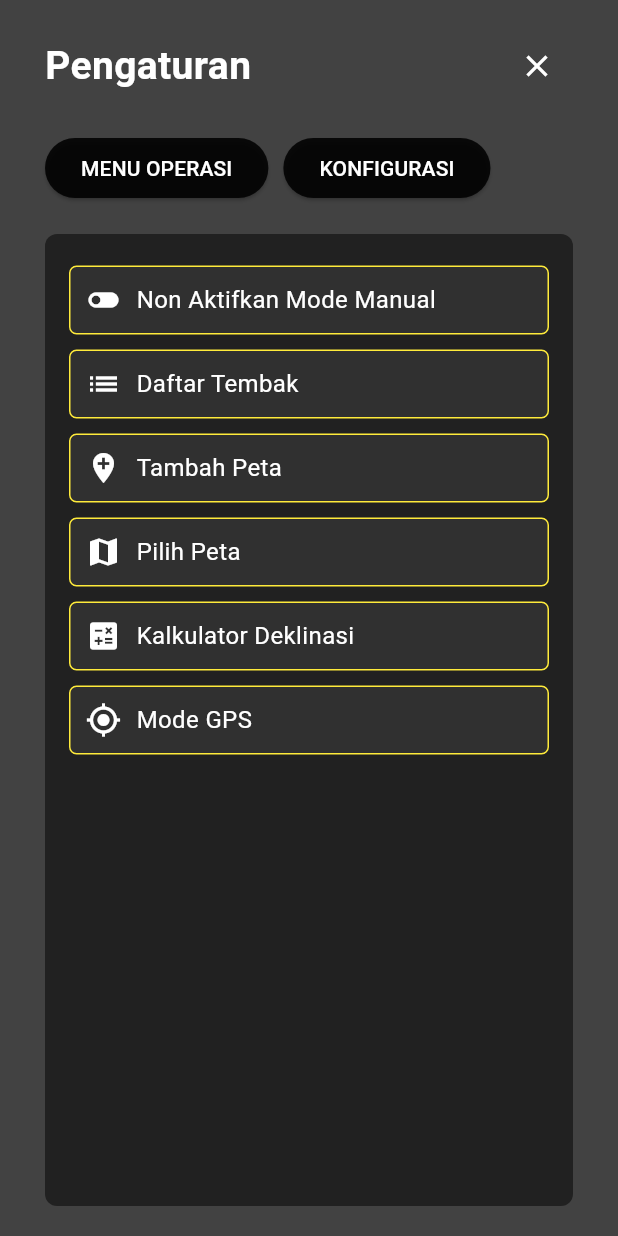
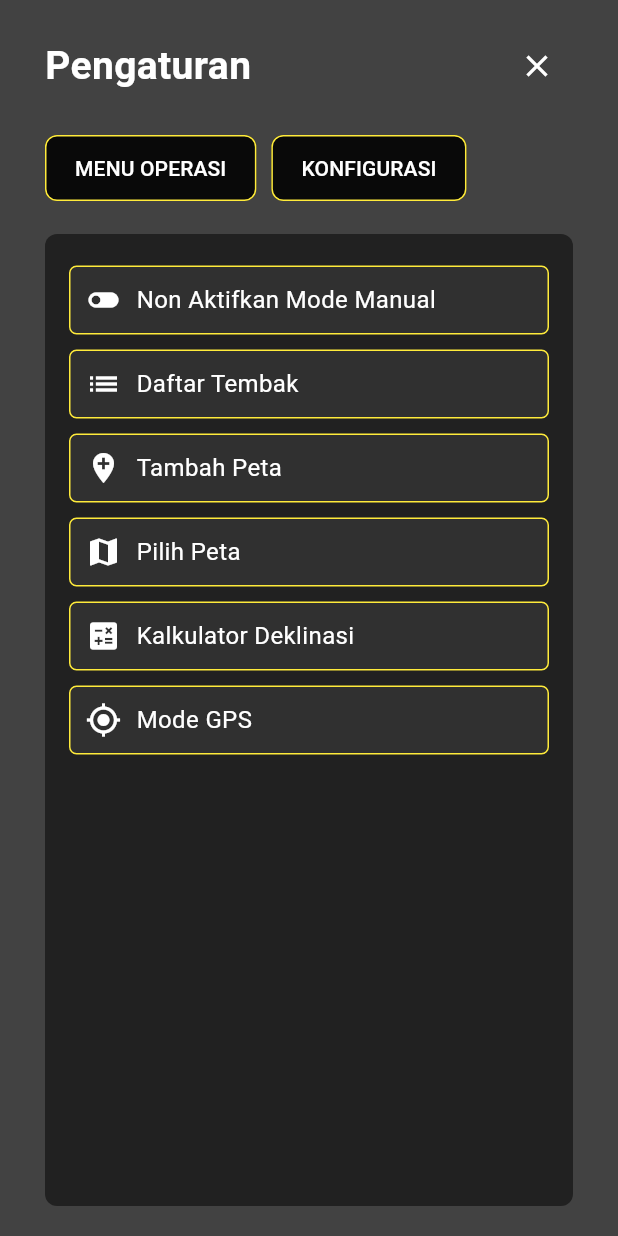
Before and after one commit to freddykrstnptr/mortir_pindad, a Flutter app: the SettingsPage screen opened directly, on a phone screen of 412 x 824 dp. Run offline on Flutter 3.47's test engine with Material 3 defaults, Android fonts, the phone set to English and light mode, and no system bars; our stand-ins replace flutter_feather_icons, google_maps_flutter.

Commit message:
benerin tombol keluar/logout by freddy

```diff
--- a/lib/jaupan/setting.dart
+++ b/lib/jaupan/setting.dart
@@ -1,4 +1,5 @@
 import 'package:flutter/material.dart';
+import 'package:mortir_pindad/main.dart'; // import main.dart agar bisa diakses
 
 class SettingsPage extends StatefulWidget {
   const SettingsPage({super.key});
@@ -25,6 +26,7 @@ class _SettingsPageState extends State<SettingsPage> {
           child: Column(
             crossAxisAlignment: CrossAxisAlignment.start,
             children: [
+              // 🔹 Header
               Row(
                 mainAxisAlignment: MainAxisAlignment.spaceBetween,
                 children: [
@@ -43,12 +45,22 @@ class _SettingsPageState extends State<SettingsPage> {
                 ],
               ),
               const SizedBox(height: 20),
+
+              // 🔹 Tombol MENU OPERASI & KONFIGURASI (Kotak dengan Border Kuning)
               Row(
                 children: [
-                  ElevatedButton(
-                    style: ElevatedButton.styleFrom(
-                        backgroundColor: const Color(0xDD000000),
-                        foregroundColor: Colors.white),
+                  OutlinedButton(
+                    style: OutlinedButton.styleFrom(
+                      backgroundColor: const Color(0xDD000000),
+                      foregroundColor: Colors.white,
+                      padding:
+                          EdgeInsets.symmetric(horizontal: 20, vertical: 12),
+                      shape: RoundedRectangleBorder(
+                        borderRadius: BorderRadius.circular(8),
+                      ),
+                      side: const BorderSide(
+                          color: Color(0xFFFFEB3B), width: 1), // Border Kuning
+                    ),
                     onPressed: () {
                       setState(() {
                         showMenuOperasi = true;
@@ -57,10 +69,18 @@ class _SettingsPageState extends State<SettingsPage> {
                     child: const Text("MENU OPERASI"),
                   ),
                   const SizedBox(width: 10),
-                  ElevatedButton(
-                    style: ElevatedButton.styleFrom(
-                        backgroundColor: const Color(0xDD000000),
-                        foregroundColor: Colors.white),
+                  OutlinedButton(
+                    style: OutlinedButton.styleFrom(
+                      backgroundColor: const Color(0xDD000000),
+                      foregroundColor: Colors.white,
+                      padding:
+                          EdgeInsets.symmetric(horizontal: 20, vertical: 12),
+                      shape: RoundedRectangleBorder(
+                        borderRadius: BorderRadius.circular(8),
+                      ),
+                      side: const BorderSide(
+                          color: Color(0xFFFFEB3B), width: 1), // Border Kuning
+                    ),
                     onPressed: () {
                       setState(() {
                         showMenuOperasi = false;
@@ -70,7 +90,10 @@ class _SettingsPageState extends State<SettingsPage> {
                   ),
                 ],
               ),
+
               const SizedBox(height: 20),
+
+              // 🔹 Konten di dalam Settings
               Expanded(
                 child: Container(
                   padding: const EdgeInsets.all(16),
@@ -84,7 +107,7 @@ class _SettingsPageState extends State<SettingsPage> {
                             _settingTile("Pengaturan Akun", Icons.person),
                             _settingTile("Informasi Perangkat", Icons.info),
                             _settingTile("Keluar", Icons.logout,
-                                isLogout: true),
+                                isLogout: true), // Tambah Logout
                           ]
                         : [
                             _settingTile(
@@ -106,11 +129,18 @@ class _SettingsPageState extends State<SettingsPage> {
     );
   }
 
-  Widget _settingTile(String title, IconData icon, {bool isLogout = false}) {
+  // 🔹 Widget untuk Tile Pengaturan (Termasuk Logout)
+  Widget _settingTile(String title, IconData icon, {bool isLogout = true}) {
     return InkWell(
       onTap: isLogout
           ? () {
-              Navigator.pushReplacementNamed(context, '/main');
+              Navigator.pushAndRemoveUntil(
+                context,
+                MaterialPageRoute(
+                    builder: (context) =>
+                        const LoginPage()), // Arahkan ke Login
+                (Route<dynamic> route) => false, // Hapus semua history navigasi
+              );
             }
           : null,
       child: Container(
@@ -119,7 +149,8 @@ class _SettingsPageState extends State<SettingsPage> {
         decoration: BoxDecoration(
           color: Colors.grey[850],
           borderRadius: BorderRadius.circular(5),
-          border: Border.all(color: const Color(0xFFFFEB3B), width: 1),
+          border: Border.all(
+              color: const Color(0xFFFFEB3B), width: 1), // Border Kuning
         ),
         child: Row(
           children: [
```
Also changed, not shown: lib/main.dart (+7 -5 lines).
